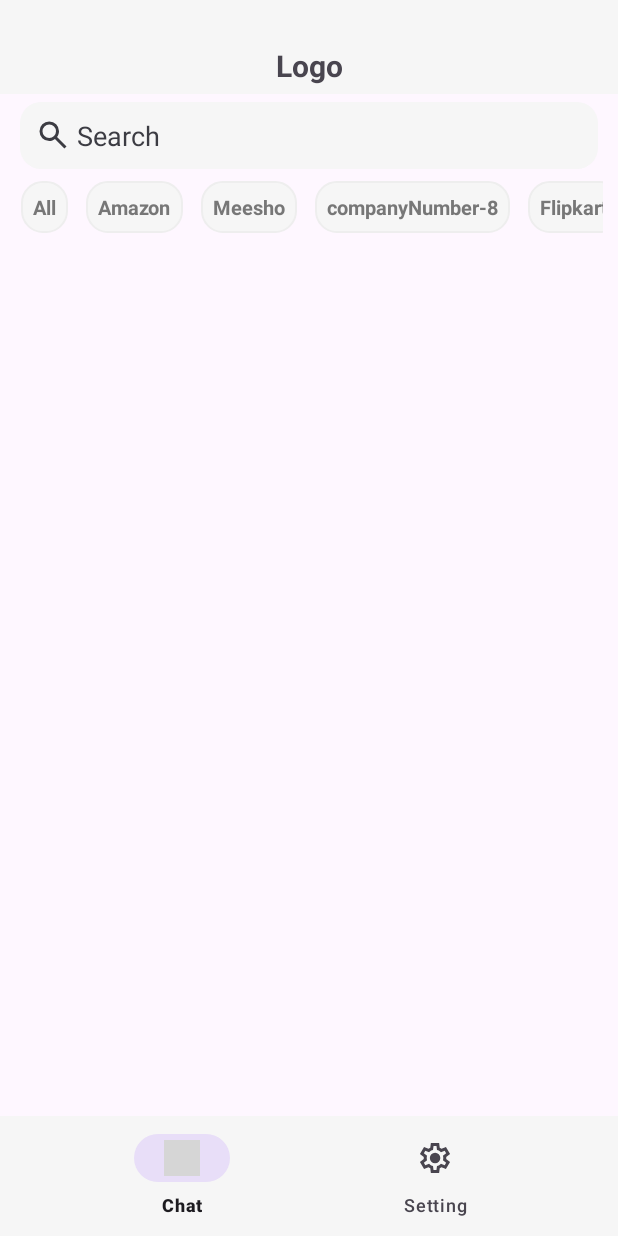
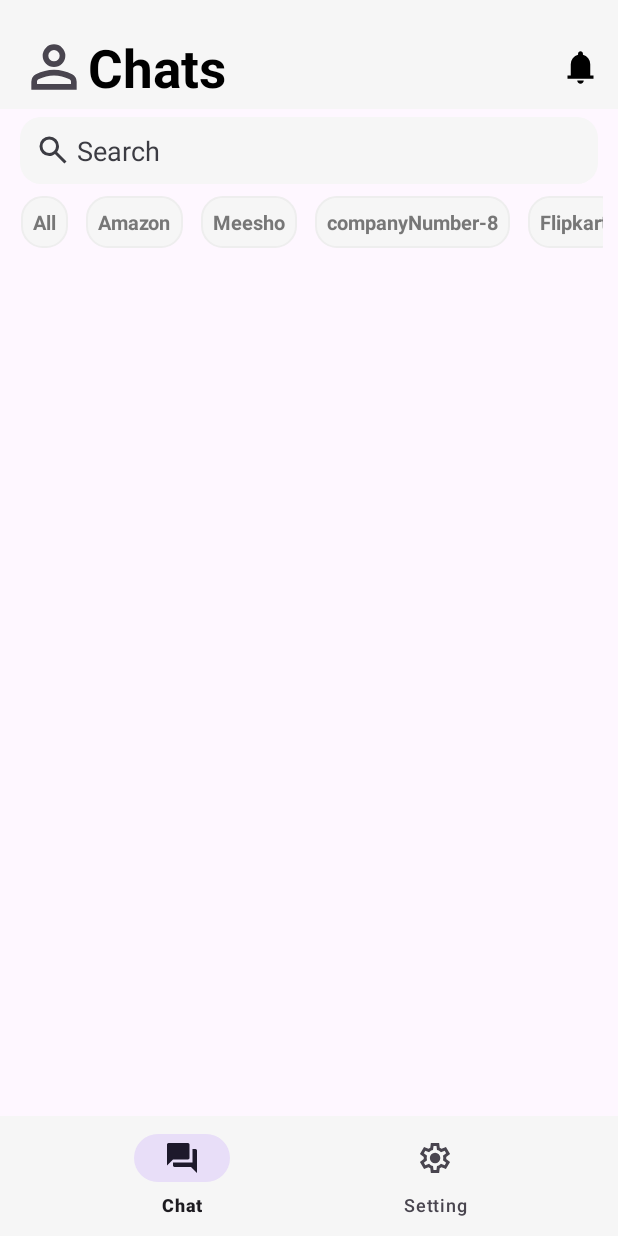
Before and after one commit to harshtanti/Adsperclick, an Android app: the ChatFragment screen opened directly, with no data from a screen before it, on a phone screen of 412 x 824 dp. Run offline under Robolectric (Android 15) with nearby library versions, the phone set to English and light mode, and no system bars; our stand-ins replace Dagger/Hilt's generated code, navigation-ui; grey boxes are pictures that could not be loaded.

Commit message:
Notification_Listing_Fragment

```diff
--- a/app/src/main/java/com/adsperclick/media/views/chat/fragment/ChatFragment.kt
+++ b/app/src/main/java/com/adsperclick/media/views/chat/fragment/ChatFragment.kt
@@ -37,5 +37,13 @@ class ChatFragment : Fragment() {
 
         }
         binding.rvHorizontalForCompanyList.adapter = adapter
+
+        listener()
+    }
+
+    fun listener(){
+        binding.btnNotifications.setOnClickListener{
+
+        }
     }
 }
--- /dev/null
+++ b/app/src/main/res/drawable/bg_new_icon.xml
@@ -0,0 +1,6 @@
+<?xml version="1.0" encoding="utf-8"?>
+<shape xmlns:android="http://schemas.android.com/apk/res/android" android:shape="rectangle">
+
+    <solid android:color="@color/Orange" ></solid>
+    <corners android:radius="4dp"></corners>
+</shape>
--- /dev/null
+++ b/app/src/main/res/drawable/forum_24px_filled.xml
@@ -0,0 +1,10 @@
+<vector xmlns:android="http://schemas.android.com/apk/res/android"
+    android:width="24dp"
+    android:height="24dp"
+    android:viewportWidth="960"
+    android:viewportHeight="960"
+    android:tint="?attr/colorControlNormal">
+  <path
+      android:fillColor="@android:color/white"
+      android:pathData="M280,720Q263,720 251.5,708.5Q240,697 240,680L240,600L760,600L760,600L760,240L840,240Q857,240 868.5,251.5Q880,263 880,280L880,880L720,720L280,720ZM80,680L80,120Q80,103 91.5,91.5Q103,80 120,80L640,80Q657,80 668.5,91.5Q680,103 680,120L680,480Q680,497 668.5,508.5Q657,520 640,520L240,520L80,680Z"/>
+</vector>
--- /dev/null
+++ b/app/src/main/res/drawable/ic_chat_bottom_nav.xml
@@ -0,0 +1,5 @@
+<?xml version="1.0" encoding="utf-8"?>
+<selector xmlns:android="http://schemas.android.com/apk/res/android">
+    <item android:drawable="@drawable/forum_24px" android:state_checked="false"></item>
+    <item android:drawable="@drawable/forum_24px_filled"></item>
+</selector>
--- /dev/null
+++ b/app/src/main/res/drawable/ic_person_selector.xml
@@ -0,0 +1,5 @@
+<?xml version="1.0" encoding="utf-8"?>
+<selector xmlns:android="http://schemas.android.com/apk/res/android">
+    <item android:drawable="@drawable/person_24px" android:state_checked="false"></item>
+    <item android:drawable="@drawable/person_24px_filled"></item>
+</selector>
--- /dev/null
+++ b/app/src/main/res/drawable/ic_settings_bottom_nav.xml
@@ -0,0 +1,5 @@
+<?xml version="1.0" encoding="utf-8"?>
+<selector xmlns:android="http://schemas.android.com/apk/res/android">
+    <item android:drawable="@drawable/bottom_nav_settings_24px" android:state_checked="false"></item>
+    <item android:drawable="@drawable/settings_24px_filled"></item>
+</selector>
--- /dev/null
+++ b/app/src/main/res/drawable/notifications_24px.xml
@@ -0,0 +1,10 @@
+<vector xmlns:android="http://schemas.android.com/apk/res/android"
+    android:width="@dimen/DP12"
+    android:height="@dimen/DP12"
+    android:viewportWidth="960"
+    android:viewportHeight="960"
+    android:tint="@android:color/black">
+  <path
+      android:fillColor="@android:color/black"
+      android:pathData="M160,760L160,680L240,680L240,400Q240,317 290,252.5Q340,188 420,168L420,140Q420,115 437.5,97.5Q455,80 480,80Q505,80 522.5,97.5Q540,115 540,140L540,168Q620,188 670,252.5Q720,317 720,400L720,680L800,680L800,760L160,760ZM480,880Q447,880 423.5,856.5Q400,833 400,800L560,800Q560,833 536.5,856.5Q513,880 480,880Z"/>
+</vector>
--- /dev/null
+++ b/app/src/main/res/drawable/person_24px_filled.xml
@@ -0,0 +1,10 @@
+<vector xmlns:android="http://schemas.android.com/apk/res/android"
+    android:width="24dp"
+    android:height="24dp"
+    android:viewportWidth="960"
+    android:viewportHeight="960"
+    android:tint="?attr/colorControlNormal">
+  <path
+      android:fillColor="@android:color/white"
+      android:pathData="M480,480Q414,480 367,433Q320,386 320,320Q320,254 367,207Q414,160 480,160Q546,160 593,207Q640,254 640,320Q640,386 593,433Q546,480 480,480ZM160,800L160,688Q160,654 177.5,625.5Q195,597 224,582Q286,551 350,535.5Q414,520 480,520Q546,520 610,535.5Q674,551 736,582Q765,597 782.5,625.5Q800,654 800,688L800,800L160,800Z"/>
+</vector>
--- /dev/null
+++ b/app/src/main/res/drawable/settings_24px_filled.xml
@@ -0,0 +1,10 @@
+<vector xmlns:android="http://schemas.android.com/apk/res/android"
+    android:width="24dp"
+    android:height="24dp"
+    android:viewportWidth="960"
+    android:viewportHeight="960"
+    android:tint="?attr/colorControlNormal">
+  <path
+      android:fillColor="@android:color/white"
+      android:pathData="M370,880L354,752Q341,747 329.5,740Q318,733 307,725L188,775L78,585L181,507Q180,500 180,493.5Q180,487 180,480Q180,473 180,466.5Q180,460 181,453L78,375L188,185L307,235Q318,227 330,220Q342,213 354,208L370,80L590,80L606,208Q619,213 630.5,220Q642,227 653,235L772,185L882,375L779,453Q780,460 780,466.5Q780,473 780,480Q780,487 780,493.5Q780,500 778,507L881,585L771,775L653,725Q642,733 630,740Q618,747 606,752L590,880L370,880ZM482,620Q540,620 581,579Q622,538 622,480Q622,422 581,381Q540,340 482,340Q423,340 382.5,381Q342,422 342,480Q342,538 382.5,579Q423,620 482,620Z"/>
+</vector>
--- a/app/src/main/res/layout/activity_main.xml
+++ b/app/src/main/res/layout/activity_main.xml
@@ -24,7 +24,7 @@
     style="@style/bg_login_reg">
 
 
-    <TextView
+    <com.google.android.material.textview.MaterialTextView
         android:id="@+id/tvLogin"
         style="@style/tv_title_login_reg"
         android:text="@string/app_logo"
@@ -68,7 +68,7 @@
 
     </LinearLayout>
 
-    <TextView
+    <com.google.android.material.textview.MaterialTextView
         android:id="@+id/tvOr"
         android:layout_width="wrap_content"
         android:layout_height="wrap_content"
@@ -108,7 +108,7 @@
 
 
 
-    <TextView
+    <com.google.android.material.textview.MaterialTextView
         android:id="@+id/tvCreateNewAcc"
         android:layout_width="match_parent"
         android:layout_height="wrap_content"
--- a/app/src/main/res/layout/fragment_chat.xml
+++ b/app/src/main/res/layout/fragment_chat.xml
@@ -6,20 +6,50 @@
     xmlns:app="http://schemas.android.com/apk/res-auto"
     tools:context=".views.chat.fragment.ChatFragment">
 
-    <TextView
-        android:id="@+id/tvLogo"
+    <View
         android:layout_width="match_parent"
+        android:layout_height="@dimen/DP0"
+        app:layout_constraintTop_toTopOf="parent"
+        app:layout_constraintBottom_toBottomOf="@id/tvChats"
+        android:background="@color/grey_primary"
+        />
+
+    <ImageView
+        android:id="@+id/imgProfileDp"
+        android:layout_width="@dimen/DP45"
+        android:layout_height="@dimen/DP45"
+        app:layout_constraintStart_toStartOf="parent"
+        app:layout_constraintTop_toTopOf="parent"
+        android:layout_marginTop="@dimen/DP22"
+        android:layout_marginStart="@dimen/DP13"
+        android:src="@drawable/person_24px"
+        />
+
+    <com.google.android.material.textview.MaterialTextView
+        android:id="@+id/tvChats"
+        android:layout_width="wrap_content"
         android:layout_height="wrap_content"
-        android:paddingTop="30dp"
-        android:paddingBottom="5dp"
-        android:text="Logo"
-        android:textAlignment="center"
+        android:paddingVertical="@dimen/DP4"
+        android:text="Chats"
         android:textStyle="bold"
-        android:textSize="20sp"
+        android:textColor="@color/black"
+        android:textSize="35sp"
         android:background="@color/grey_primary"
+        app:layout_constraintStart_toEndOf="@+id/imgProfileDp"
+        app:layout_constraintTop_toTopOf="@+id/imgProfileDp"
+        app:layout_constraintBottom_toBottomOf="@+id/imgProfileDp"
+        />
+
+    <ImageButton
+        android:id="@+id/btnNotifications"
+        android:layout_width="@dimen/DP26"
+        android:layout_height="@dimen/DP26"
+        app:layout_constraintTop_toTopOf="@+id/tvChats"
+        app:layout_constraintBottom_toBottomOf="@+id/tvChats"
+        android:background="@drawable/notifications_24px"
+        android:layout_marginEnd="@dimen/DP12"
         app:layout_constraintEnd_toEndOf="parent"
-        app:layout_constraintStart_toStartOf="parent"
-        app:layout_constraintTop_toTopOf="parent" />
+        />
 
     <EditText
         android:id="@+id/etSearchBar"
@@ -29,7 +59,7 @@
         android:drawableStart="@drawable/search_24px"
         app:layout_constraintEnd_toEndOf="parent"
         app:layout_constraintStart_toStartOf="parent"
-        app:layout_constraintTop_toBottomOf="@+id/tvLogo" />
+        app:layout_constraintTop_toBottomOf="@+id/tvChats" />
 
     <androidx.recyclerview.widget.RecyclerView
         android:id="@+id/rvHorizontalForCompanyList"
--- a/app/src/main/res/menu/bottom_nav_home_activity.xml
+++ b/app/src/main/res/menu/bottom_nav_home_activity.xml
@@ -4,15 +4,15 @@
     <item
         android:id="@+id/navigation_chat"
         android:title="Chat"
-        android:icon="@drawable/forum_24px"/>
+        android:icon="@drawable/ic_chat_bottom_nav"/>
 
     <item
         android:id="@+id/navigation_user"
         android:title="Users"
-        android:icon="@drawable/person_24px"/>
+        android:icon="@drawable/ic_person_selector"/>
     <item
         android:id="@+id/navigation_setting"
         android:title="Setting"
-        android:icon="@drawable/bottom_nav_settings_24px" />
+        android:icon="@drawable/ic_settings_bottom_nav" />
 
 </menu>
```
Also changed, not shown: app/src/main/java/com/adsperclick/media/views/chat/fragment/NotificationListingFragment.kt (added, +26 -0 lines), app/src/main/res/drawable/arrow_back_ios_48px.xml (added, +11 -0 lines), app/src/main/res/drawable/notification_add_48px.xml (added, +10 -0 lines), app/src/main/res/drawable/notification_add_48px_filled.xml (added, +10 -0 lines), app/src/main/res/drawable/notification_item_bg.xml (added, +8 -0 lines), app/src/main/res/layout/fragment_notification_listing.xml (added, +56 -0 lines), app/src/main/res/layout/notification_list_item.xml (added, +53 -0 lines), app/src/main/res/values/themes.xml (+25 -0 lines).
